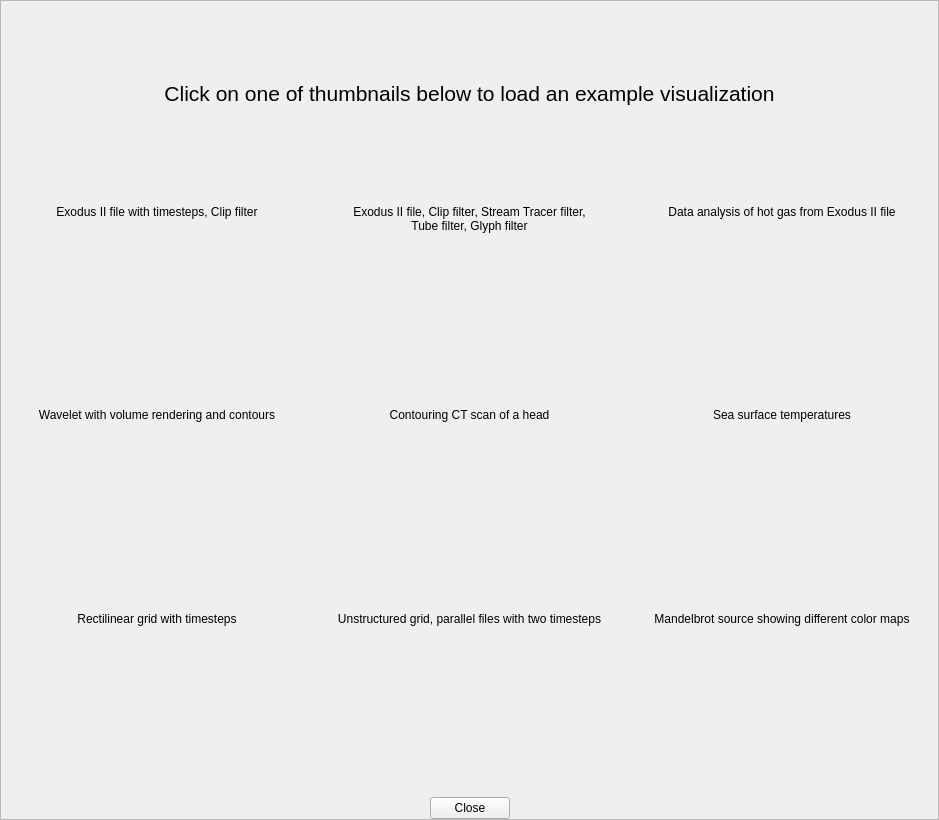
First picture: the form in Qt/ApplicationComponents/Resources/UI/pqExampleVisualizationsDialog.ui, repository Kitware/ParaView, before the edit.
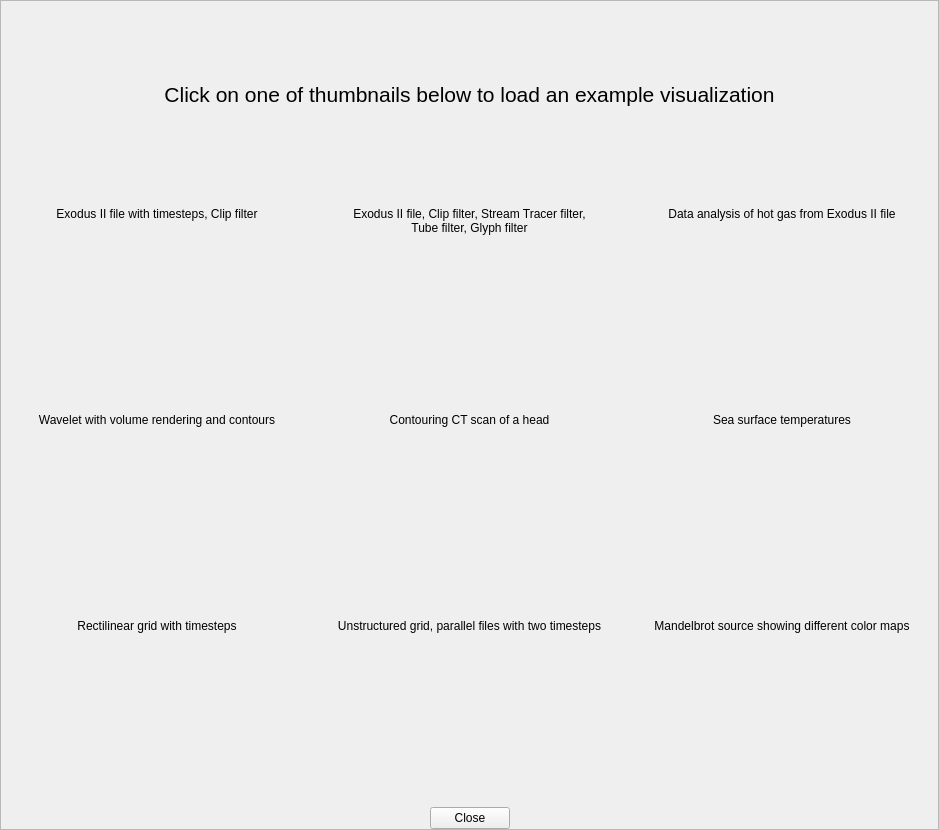
Second picture: the form after the edit. Icons and pictures are not drawn.

Commit message: Increase height of examples dialog to avoid unnecessary scrollbar

Patch:
```diff
--- a/Qt/ApplicationComponents/Resources/UI/pqExampleVisualizationsDialog.ui
+++ b/Qt/ApplicationComponents/Resources/UI/pqExampleVisualizationsDialog.ui
@@ -9,7 +9,7 @@
     <x>0</x>
     <y>0</y>
     <width>939</width>
-    <height>820</height>
+    <height>830</height>
    </rect>
   </property>
   <property name="sizePolicy">
```
